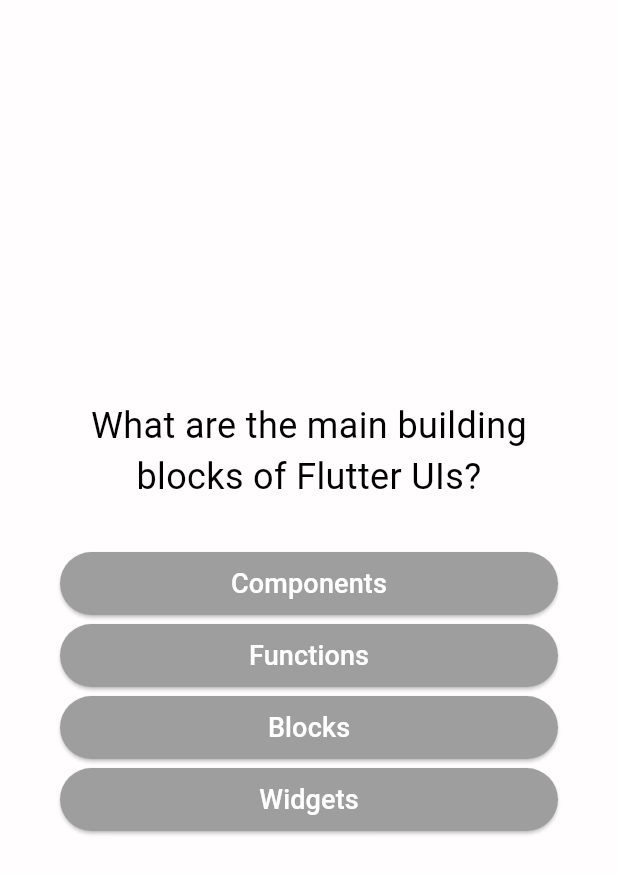
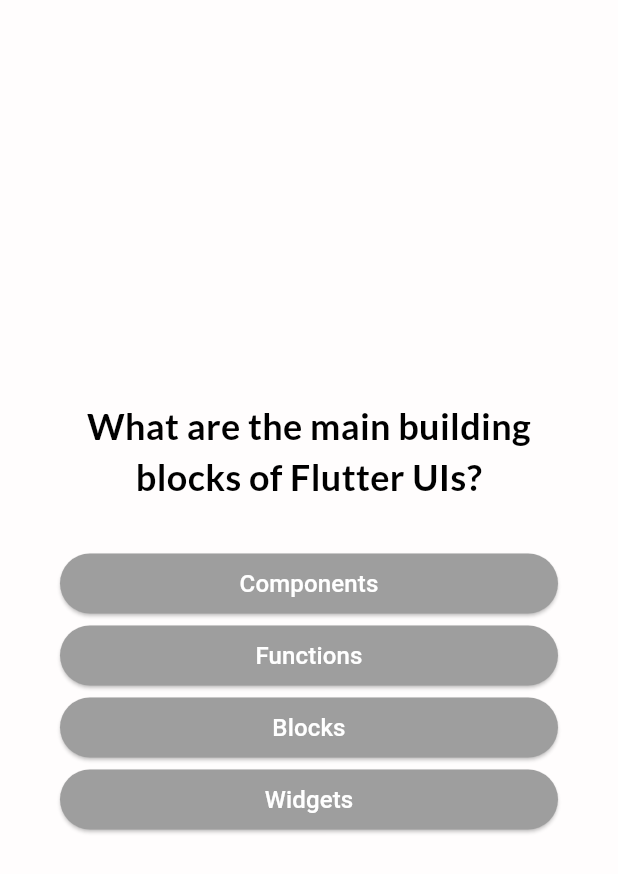
Before and after one commit to RonydaEssam/quiz_app, a Flutter app: the screen it shows after launch, after a tap on "Start Quiz", on a phone screen of 412 x 824 dp. Shown: the top 874 px of the screen. Run offline on Flutter 3.47's test engine with Material 3 defaults, Android fonts, the phone set to English and light mode, and no system bars; our stand-ins replace google_fonts.

Commit message:
updating fonts

```diff
--- a/lib/answer_button.dart
+++ b/lib/answer_button.dart
@@ -22,7 +22,10 @@ class AnswerButton extends StatelessWidget {
       ),
       child: Text(
         answerText,
-        style: TextStyle(fontSize: 18),
+        style: TextStyle(
+          fontSize: 16,
+        ),
+        textAlign: TextAlign.center,
       ),
     );
   }
--- a/lib/questions.dart
+++ b/lib/questions.dart
@@ -1,6 +1,7 @@
 import 'package:flutter/material.dart';
 import 'package:quiz_app/answer_button.dart';
 import 'package:quiz_app/models/quiz_questions.dart';
+import 'package:google_fonts/google_fonts.dart';
 
 class Questions extends StatefulWidget {
   const Questions({super.key});
@@ -12,9 +13,17 @@ class Questions extends StatefulWidget {
 }
 
 class _QuestionsState extends State<Questions> {
+  var currentQuestionIndex = 0;
+
+  void answerQuestions() {
+    setState(() {
+      currentQuestionIndex++;
+    });
+  }
+
   @override
   Widget build(BuildContext context) {
-    final currentQuestion = questions[0];
+    final currentQuestion = questions[currentQuestionIndex];
 
     return SizedBox(
       width: double.infinity,
@@ -26,17 +35,17 @@ class _QuestionsState extends State<Questions> {
           children: [
             Text(
               currentQuestion.text,
-              style: TextStyle(
+              style: GoogleFonts.lato(
                 color: Colors.black,
                 fontSize: 24,
-                fontWeight: FontWeight.w400,
+                fontWeight: FontWeight.bold,
               ),
               textAlign: TextAlign.center,
             ),
             const SizedBox(height: 30),
             ...currentQuestion.getShuffledAnswers().map(
               (answer) {
-                return AnswerButton(answerText: answer, onTap: () {});
+                return AnswerButton(answerText: answer, onTap: answerQuestions);
               },
             ),
           ],
--- a/lib/start_screen.dart
+++ b/lib/start_screen.dart
@@ -1,4 +1,5 @@
 import 'package:flutter/material.dart';
+import 'package:google_fonts/google_fonts.dart';
 
 class StartScreen extends StatelessWidget {
   const StartScreen(this.startQuestions, {super.key});
@@ -18,12 +19,12 @@ class StartScreen extends StatelessWidget {
           const SizedBox(
             height: 20,
           ),
-          const Text(
+          Text(
             'Ready for a challenge?',
-            style: TextStyle(
+            style: GoogleFonts.lato(
               fontSize: 26,
               color: Colors.black,
-              fontWeight: FontWeight.w600,
+              fontWeight: FontWeight.bold,
             ),
           ),
           const SizedBox(
--- a/pubspec.yaml
+++ b/pubspec.yaml
@@ -34,6 +34,7 @@ dependencies:
   # The following adds the Cupertino Icons font to your application.
   # Use with the CupertinoIcons class for iOS style icons.
   cupertino_icons: ^1.0.8
+  google_fonts: ^6.3.2
 
 dev_dependencies:
   flutter_test:
```
Also changed, not shown: pubspec.lock, 1 other file.
